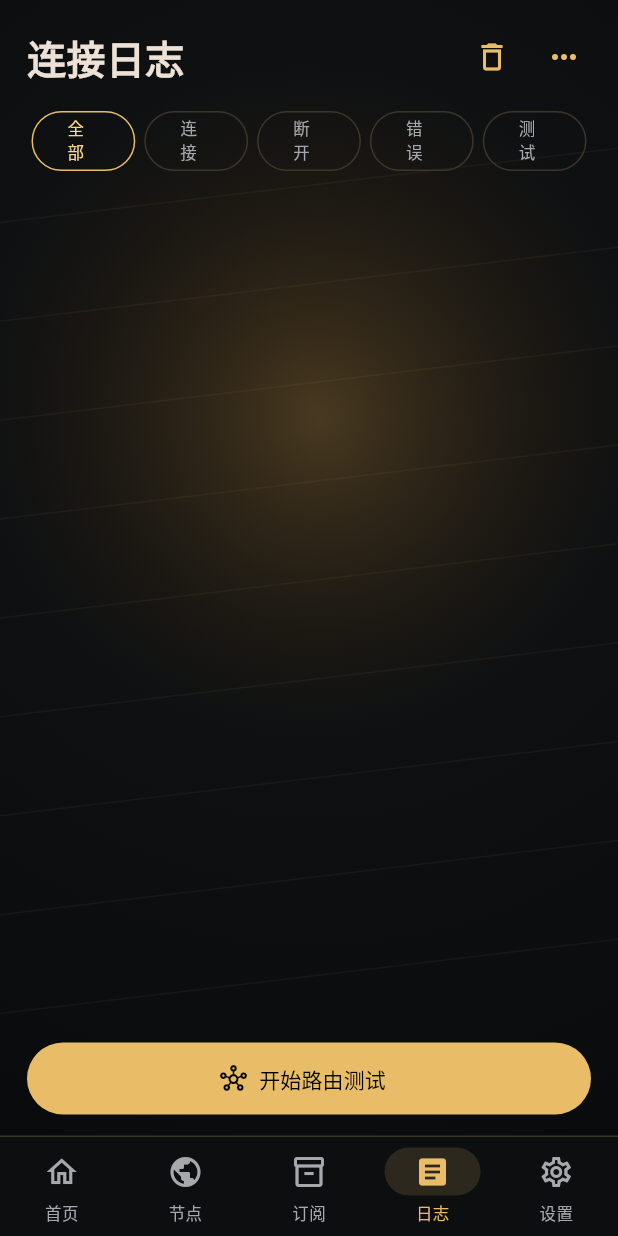
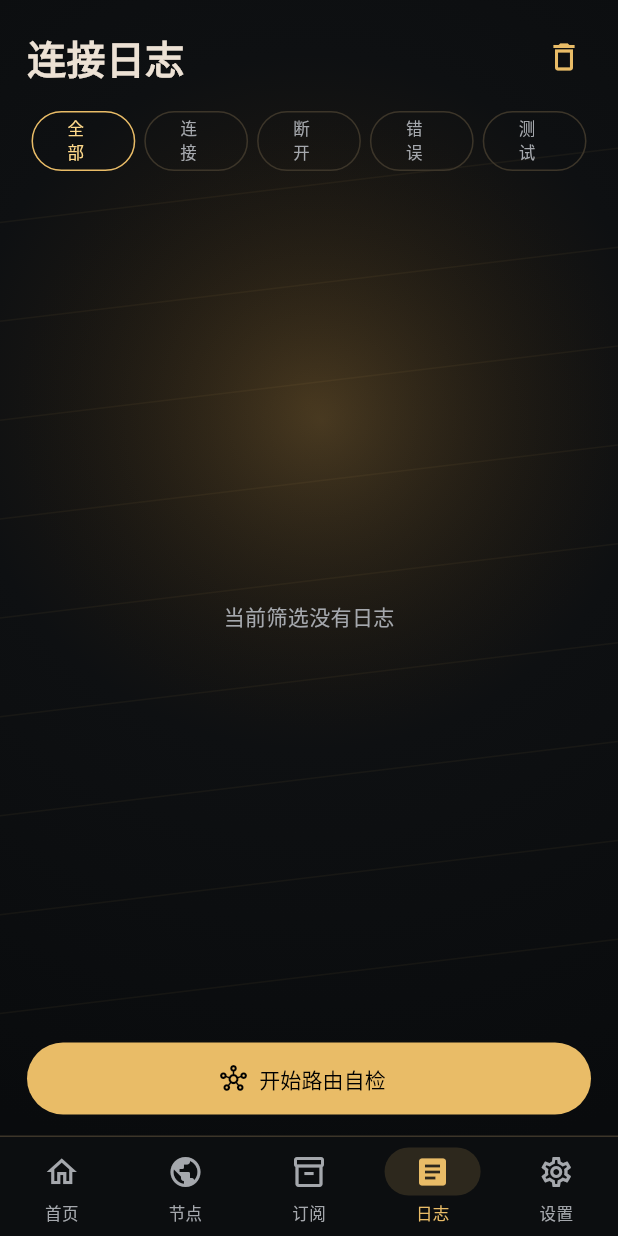
Before and after one commit to dcbc007/proxy, a Flutter app: the screen it shows after launch, item 4 of the bottom bar chosen, after a tap on the "delete outline" icon, on a phone screen of 412 x 824 dp. Run offline on Flutter 3.47's test engine with Material 3 defaults, Android fonts, the phone set to English and light mode, and no system bars; our stand-ins replace shared_preferences; missing offline and left inert: mobile_scanner, v2ray_box.

Commit message:
Make log filters and routing diagnostics functional

```diff
--- a/lib/screens/logs_screen.dart
+++ b/lib/screens/logs_screen.dart
@@ -1,42 +1,115 @@
 import 'package:flutter/material.dart';
 import 'package:provider/provider.dart';
+
 import '../state/app_state.dart';
 import '../theme/app_theme.dart';
 
-class LogsScreen extends StatelessWidget {
+class LogsScreen extends StatefulWidget {
   const LogsScreen({super.key});
 
   @override
+  State<LogsScreen> createState() => _LogsScreenState();
+}
+
+class _LogsScreenState extends State<LogsScreen> {
+  String filter = '全部';
+
+  List<String> _filtered(List<String> logs) {
+    if (filter == '全部') return logs;
+    final f = filter;
+    return logs.where((line) {
+      final lower = line.toLowerCase();
+      switch (f) {
+        case '连接':
+          return lower.contains('连接') ||
+              lower.contains('connected') ||
+              lower.contains('starting service') ||
+              lower.contains('vpn data path active');
+        case '断开':
+          return lower.contains('断开') ||
+              lower.contains('stopped') ||
+              lower.contains('stopping service');
+        case '错误':
+          return lower.contains('失败') ||
+              lower.contains('错误') ||
+              lower.contains('超时') ||
+              lower.contains('failed') ||
+              lower.contains('error');
+        case '测试':
+          return lower.contains('测试') ||
+              lower.contains('自检') ||
+              lower.contains('握手') ||
+              lower.contains('延迟');
+        default:
+          return true;
+      }
+    }).toList();
+  }
+
+  @override
   Widget build(BuildContext context) {
-    final logs = context.watch<AppState>().logs;
+    final state = context.watch<AppState>();
+    final logs = _filtered(state.logs);
+
     return Column(
       children: [
         Padding(
           padding: const EdgeInsets.fromLTRB(18, 14, 12, 8),
           child: Row(
             children: [
-              const Expanded(child: Text('连接日志', style: TextStyle(fontSize: 26, fontWeight: FontWeight.w800))),
-              IconButton(onPressed: () => context.read<AppState>().clearLogs(), icon: const Icon(Icons.delete_outline, color: AppColors.gold)),
-              IconButton(onPressed: () {}, icon: const Icon(Icons.more_horiz, color: AppColors.gold)),
+              const Expanded(
+                child: Text(
+                  '连接日志',
+                  style: TextStyle(fontSize: 26, fontWeight: FontWeight.w800),
+                ),
+              ),
+              IconButton(
+                tooltip: '清空日志',
+                onPressed: state.clearLogs,
+                icon: const Icon(Icons.delete_outline, color: AppColors.gold),
+              ),
             ],
           ),
         ),
         Padding(
           padding: const EdgeInsets.symmetric(horizontal: 18),
           child: Row(
-            children: ['全部', '连接', '断开', '错误', '测试'].map((e) => Expanded(child: Padding(
+            children: ['全部', '连接', '断开', '错误', '测试']
+                .map(
+                  (e) => Expanded(
+                    child: Padding(
                       padding: const EdgeInsets.symmetric(horizontal: 3),
                       child: OutlinedButton(
-                onPressed: () {},
-                style: OutlinedButton.styleFrom(side: BorderSide(color: e == '全部' ? AppColors.gold : AppColors.line), foregroundColor: e == '全部' ? AppColors.goldBright : AppColors.text2),
-                child: Text(e, style: const TextStyle(fontSize: 11)),
+                        onPressed: () => setState(() => filter = e),
+                        style: OutlinedButton.styleFrom(
+                          side: BorderSide(
+                            color: e == filter ? AppColors.gold : AppColors.line,
                           ),
-            ))).toList(),
+                          foregroundColor: e == filter
+                              ? AppColors.goldBright
+                              : AppColors.text2,
+                        ),
+                        child: Text(
+                          e,
+                          style: const TextStyle(fontSize: 11),
+                        ),
+                      ),
+                    ),
+                  ),
+                )
+                .toList(),
           ),
         ),
         const SizedBox(height: 8),
         Expanded(
-          child: ListView.builder(
+          child: logs.isEmpty
+              ? const Center(
+                  child: Text(
+                    '当前筛选没有日志',
+                    style: TextStyle(color: AppColors.text2),
+                  ),
+                )
+              : ListView.builder(
                   padding: const EdgeInsets.fromLTRB(18, 6, 18, 24),
                   itemCount: logs.length,
                   itemBuilder: (_, i) => Padding(
@@ -44,9 +117,27 @@ class LogsScreen extends StatelessWidget {
                     child: Row(
                       crossAxisAlignment: CrossAxisAlignment.start,
                       children: [
-                  Container(width: 7, height: 7, margin: const EdgeInsets.only(top: 5), decoration: const BoxDecoration(shape: BoxShape.circle, color: AppColors.green)),
+                        Container(
+                          width: 7,
+                          height: 7,
+                          margin: const EdgeInsets.only(top: 5),
+                          decoration: BoxDecoration(
+                            shape: BoxShape.circle,
+                            color: _dotColor(logs[i]),
+                          ),
+                        ),
                         const SizedBox(width: 10),
-                  Expanded(child: Text(logs[i], style: const TextStyle(fontFamily: 'monospace', fontSize: 11.5, color: Color(0xFFCDD0D4), height: 1.4))),
+                        Expanded(
+                          child: Text(
+                            logs[i],
+                            style: const TextStyle(
+                              fontFamily: 'monospace',
+                              fontSize: 11.5,
+                              color: Color(0xFFCDD0D4),
+                              height: 1.4,
+                            ),
+                          ),
+                        ),
                       ],
                     ),
                   ),
@@ -55,13 +146,34 @@ class LogsScreen extends StatelessWidget {
         Padding(
           padding: const EdgeInsets.fromLTRB(18, 0, 18, 14),
           child: FilledButton.icon(
-            onPressed: () => context.read<AppState>().addLog('开始路由测试'),
+            onPressed: state.runDiagnostics,
             icon: const Icon(Icons.hub_outlined),
-            label: const Text('开始路由测试'),
-            style: FilledButton.styleFrom(backgroundColor: AppColors.gold, foregroundColor: Colors.black, minimumSize: const Size.fromHeight(48)),
+            label: const Text('开始路由自检'),
+            style: FilledButton.styleFrom(
+              backgroundColor: AppColors.gold,
+              foregroundColor: Colors.black,
+              minimumSize: const Size.fromHeight(48),
             ),
-        )
+          ),
+        ),
       ],
     );
   }
+
+  Color _dotColor(String line) {
+    final lower = line.toLowerCase();
+    if (lower.contains('失败') ||
+        lower.contains('错误') ||
+        lower.contains('超时') ||
+        lower.contains('failed') ||
+        lower.contains('error')) {
+      return AppColors.red;
     }
+    if (lower.contains('断开') ||
+        lower.contains('stopped') ||
+        lower.contains('stopping service')) {
+      return AppColors.amber;
+    }
+    return AppColors.green;
+  }
+}
```
Lines whose indentation alone changed are shown as unchanged.
